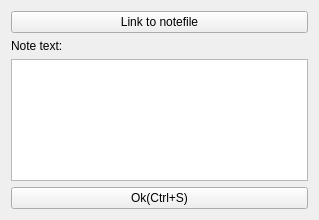
Qt form misli_desktop/editnotedialogue.ui (v-ko/pamet) before a commit.
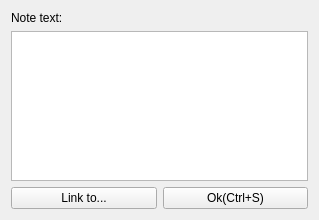
The same form after that commit.

Diff of the .ui file:
```diff
--- a/misli_desktop/editnotedialogue.ui
+++ b/misli_desktop/editnotedialogue.ui
@@ -13,23 +13,7 @@
   <property name="windowTitle">
    <string>New note</string>
   </property>
-  <layout class="QVBoxLayout" name="verticalLayout_2">
-   <item>
     <layout class="QVBoxLayout" name="verticalLayout">
-     <item>
-      <layout class="QHBoxLayout" name="horizontalLayout">
-       <item>
-        <widget class="QPushButton" name="makeLinkButton">
-         <property name="text">
-          <string>Link to notefile</string>
-         </property>
-         <property name="shortcut">
-          <string>Ctrl+L</string>
-         </property>
-        </widget>
-       </item>
-      </layout>
-     </item>
      <item>
       <widget class="QLabel" name="noteTextLabel">
        <property name="text">
@@ -43,8 +27,8 @@
         <string>&lt;!DOCTYPE HTML PUBLIC &quot;-//W3C//DTD HTML 4.0//EN&quot; &quot;http://www.w3.org/TR/REC-html40/strict.dtd&quot;&gt;
 &lt;html&gt;&lt;head&gt;&lt;meta name=&quot;qrichtext&quot; content=&quot;1&quot; /&gt;&lt;style type=&quot;text/css&quot;&gt;
 p, li { white-space: pre-wrap; }
-&lt;/style&gt;&lt;/head&gt;&lt;body style=&quot; font-family:'Sans Serif'; font-size:9pt; font-weight:400; font-style:normal;&quot;&gt;
-&lt;p style=&quot;-qt-paragraph-type:empty; margin-top:0px; margin-bottom:0px; margin-left:0px; margin-right:0px; -qt-block-indent:0; text-indent:0px; font-family:'Ubuntu'; font-size:11pt;&quot;&gt;&lt;br /&gt;&lt;/p&gt;&lt;/body&gt;&lt;/html&gt;</string>
+&lt;/style&gt;&lt;/head&gt;&lt;body style=&quot; font-family:'Cantarell'; font-size:11pt; font-weight:400; font-style:normal;&quot;&gt;
+&lt;p style=&quot;-qt-paragraph-type:empty; margin-top:0px; margin-bottom:0px; margin-left:0px; margin-right:0px; -qt-block-indent:0; text-indent:0px; font-family:'Ubuntu';&quot;&gt;&lt;br /&gt;&lt;/p&gt;&lt;/body&gt;&lt;/html&gt;</string>
        </property>
        <property name="acceptRichText">
         <bool>false</bool>
@@ -52,6 +36,18 @@
       </widget>
      </item>
      <item>
+    <layout class="QHBoxLayout" name="horizontalLayout">
+     <item>
+      <widget class="QPushButton" name="makeLinkButton">
+       <property name="text">
+        <string>Link to...</string>
+       </property>
+       <property name="shortcut">
+        <string>Ctrl+L</string>
+       </property>
+      </widget>
+     </item>
+     <item>
       <widget class="QPushButton" name="okButton">
        <property name="text">
         <string>Ok(Ctrl+S)</string>
```
Left out of the diff: 48 changed lines with no effect on the pictures. Lines whose indentation alone changed are shown as unchanged.
